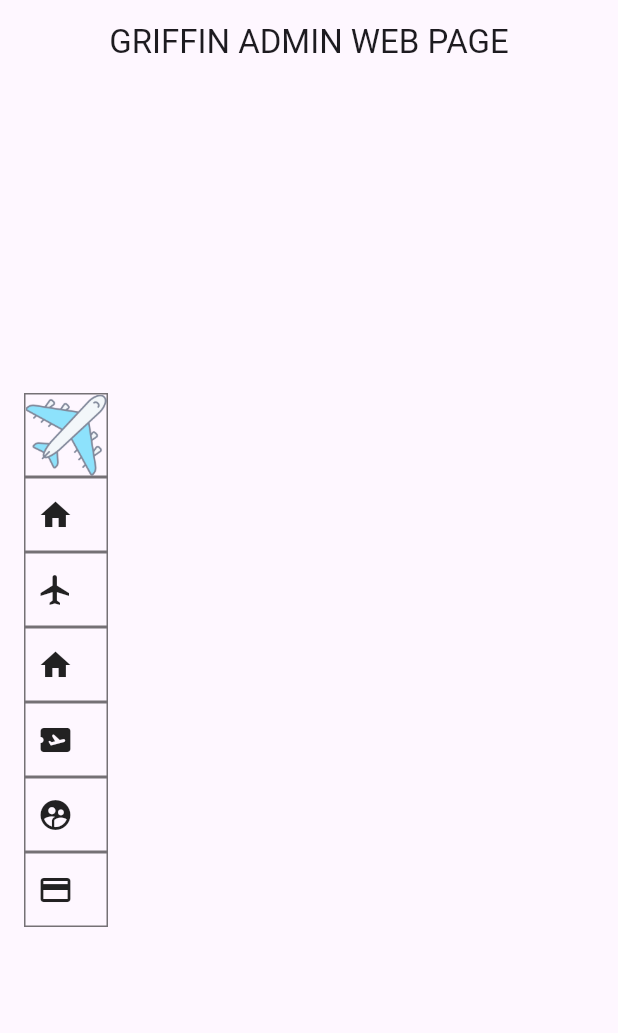
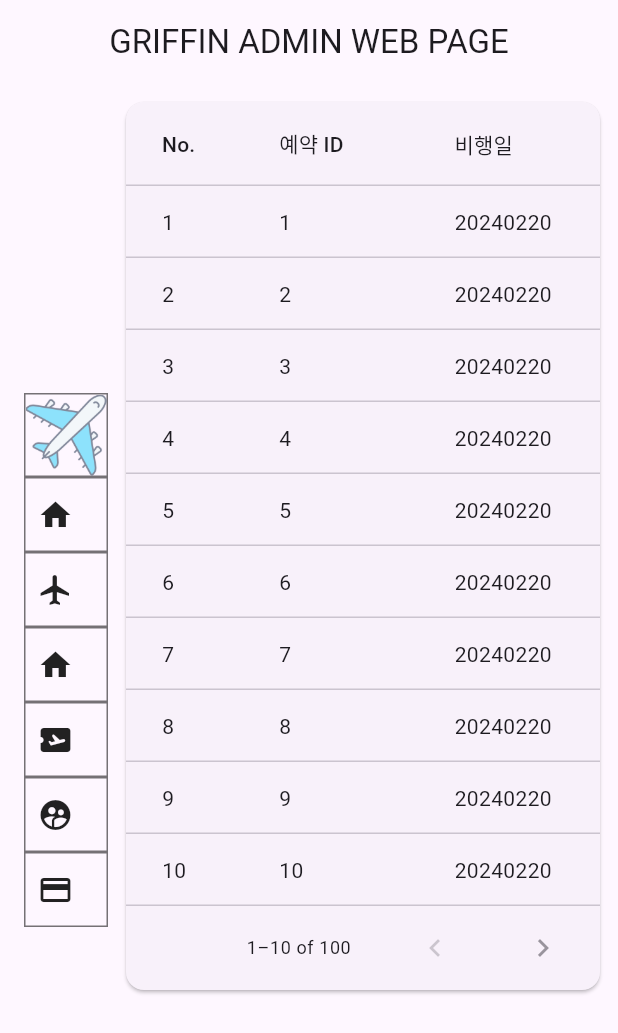
Before and after one commit to sc2bat/griffin_admin_web, a Flutter app: the BookScreen screen opened by its route, on a phone screen of 412 x 824 dp. Shown: the top 1033 px of the screen. Run offline on Flutter 3.47's test engine with Material 3 defaults, Android fonts, the phone set to English and light mode, and no system bars; our stand-ins replace easy_sidemenu, fl_chart, freezed_annotation, get_it, go_router; missing offline and left inert: simple_logger; generated files the repository leaves out were written again; network calls fail.

```diff
--- a/lib/data/model/airports_model.dart
+++ b/lib/data/model/airports_model.dart
@@ -1,8 +1,9 @@
+// ignore_for_file: invalid_annotation_target
+
+import 'package:flutter/foundation.dart';
 import 'package:freezed_annotation/freezed_annotation.dart';
-import 'package:flutter/foundation.dart';
 
 part 'airports_model.freezed.dart';
-
 part 'airports_model.g.dart';
 
 @freezed
--- a/lib/data/model/book/book_model.dart
+++ b/lib/data/model/book/book_model.dart
@@ -1,3 +1,5 @@
+// ignore_for_file: invalid_annotation_target
+
 import 'package:freezed_annotation/freezed_annotation.dart';
 
 part 'book_model.freezed.dart';
--- a/lib/ui/book/book_screen.dart
+++ b/lib/ui/book/book_screen.dart
@@ -1,7 +1,12 @@
+import 'dart:math';
+
+import 'package:admin_web_app/data/model/book/book_model.dart';
 import 'package:admin_web_app/ui/book/book_state.dart';
 import 'package:admin_web_app/ui/book/book_view_model.dart';
 import 'package:admin_web_app/ui/common/common_menu_list_widget.dart';
+import 'package:admin_web_app/utils/simple_logger.dart';
 import 'package:flutter/material.dart';
+import 'package:go_router/go_router.dart';
 import 'package:provider/provider.dart';
 
 class BookScreen extends StatefulWidget {
@@ -49,23 +54,51 @@ class _BookScreenState extends State<BookScreen> {
               ),
               Expanded(
                 child: Column(
-                  children: List.generate(bookState.bookList.length, (index) {
-                    return Container(
-                      child: Column(
-                        children: [
-                          Text('id ${bookState.bookList[index].bookId}'),
-                          Text('예약일시 ${bookState.bookList[index].createdAt}'),
-                          Text('비행일 ${bookState.bookList[index].flightDate}'),
-                          Text('비행편id ${bookState.bookList[index].flightId}'),
-                          Text('예약자명 ${bookState.bookList[index].userName}'),
-                          Text('예약상태 ${bookState.bookList[index].bookStatus}'),
-                          Text('결제상태 ${bookState.bookList[index].payStatus}'),
-                          Text('결제금액 ${bookState.bookList[index].payAmount}'),
-                          Text('좌석번호 ${bookState.bookList[index].classSeat}'),
-                        ],
+                  children: [
+                    PaginatedDataTable(
+                      columns: [
+                        const DataColumn(
+                          label: Text('No.'),
+                        ),
+                        DataColumn(
+                          label: const Text('예약 ID'),
+                          onSort: (columnIndex, ascending) {},
+                        ),
+                        const DataColumn(
+                          label: Text('비행일'),
+                        ),
+                        const DataColumn(
+                          label: Text('비행편 ID'),
+                        ),
+                        const DataColumn(
+                          label: Text('예약자 ID'),
+                        ),
+                        const DataColumn(
+                          label: Text('예약자 명'),
+                        ),
+                        const DataColumn(
+                          label: Text('예약상태'),
+                        ),
+                        const DataColumn(
+                          label: Text('결제상태'),
+                        ),
+                        const DataColumn(
+                          label: Text('보기'),
+                        ),
+                        const DataColumn(
+                          label: Text('수정'),
+                        ),
+                        const DataColumn(
+                          label: Text('삭제'),
+                        ),
+                      ],
+                      source: _BookData(
+                        context,
+                        // userState.userList,
+                        dumpBookList,
                       ),
-                    );
-                  }),
+                    ),
+                  ],
                 ),
               ),
             ],
@@ -75,3 +108,149 @@ class _BookScreenState extends State<BookScreen> {
     );
   }
 }
+
+List<BookModel> dumpBookList = List.generate(
+  100,
+  (index) => BookModel(
+    bookId: index + 1,
+    flightId: Random().nextInt(10000),
+    flightDate: '20240220',
+    userId: Random().nextInt(10),
+    userName: 'user$index',
+    classSeat: 'C$index',
+    bookStatus: Random().nextInt(3),
+    payStatus: Random().nextInt(3),
+    payAmount: Random().nextInt(1000000),
+    createdAt: '2024011${Random().nextInt(10)}',
+  ),
+);
+
+class _BookData extends DataTableSource {
+  final BuildContext context;
+  final List<BookModel> _bookList;
+  _BookData(
+    this.context,
+    this._bookList,
+  );
+
+  @override
+  DataRow getRow(int index) {
+    final item = _bookList[index];
+    return DataRow(cells: [
+      DataCell(
+        Text(
+          '${index + 1}',
+        ),
+      ),
+      DataCell(
+        SelectableText(
+          '${item.bookId}',
+          showCursor: true,
+          onTap: () {},
+        ),
+      ),
+      DataCell(
+        SelectableText(
+          item.flightDate,
+          showCursor: true,
+          onTap: () {},
+        ),
+      ),
+      DataCell(
+        SelectableText(
+          '${item.flightId}',
+          showCursor: true,
+          onTap: () {},
+        ),
+      ),
+      DataCell(
+        SelectableText(
+          '${item.userId}',
+          showCursor: true,
+          onTap: () {},
+        ),
+      ),
+      DataCell(
+        SelectableText(
+          item.userName,
+          showCursor: true,
+          onTap: () {},
+        ),
+      ),
+      DataCell(
+        Text(
+          item.bookStatus == 0
+              ? '예약 중'
+              : item.bookStatus == 1
+                  ? '예약완료'
+                  : item.bookStatus == 4
+                      ? '예약취소'
+                      : '오류',
+        ),
+      ),
+      DataCell(
+        Text(
+          item.payStatus == 0
+              ? '미결제'
+              : item.payStatus == 1
+                  ? '결제 중'
+                  : item.payStatus == 2
+                      ? '결제 완료'
+                      : '오류',
+        ),
+      ),
+      DataCell(
+        IconButton(
+          onPressed: () {
+            logger.info('press edit button ${item.bookId}');
+            context.push('/book/detail', extra: {'bookId': item.bookId});
+          },
+          icon: const Icon(
+            Icons.remove_red_eye_rounded,
+          ),
+          tooltip: 'detail',
+        ),
+      ),
+      DataCell(
+        IconButton(
+          onPressed: () {
+            logger.info('press edit button ${item.bookId}');
+          },
+          icon: const Icon(
+            Icons.edit,
+          ),
+          tooltip: 'update',
+        ),
+      ),
+      DataCell(
+        IconButton(
+          onPressed: () {
+            logger.info('press delete button ${item.bookId}');
+            showDialog(
+              context: context,
+              builder: (context) {
+                return AlertDialog(
+                  title: const Text('Delete Confirm'),
+                  content: Text('예약 ${item.bookId} 를 취소합니다.'),
+                );
+              },
+            );
+          },
+          icon: const Icon(
+            Icons.delete,
+          ),
+          tooltip: 'delete',
+        ),
+      ),
+    ]);
+  }
+
+  @override
+  bool get isRowCountApproximate => false;
+
+  @override
+  int get rowCount => _bookList.length;
+
+  @override
+  int get selectedRowCount => 0;
+}
--- a/lib/ui/common/common_menu_list_widget.dart
+++ b/lib/ui/common/common_menu_list_widget.dart
@@ -47,7 +47,7 @@ final List<Map<String, dynamic>> menuList = [
   },
   {
     'menuid': '5',
-    'name': 'usermanage',
+    'name': 'user',
     'icon': const Icon(Icons.supervised_user_circle),
   },
   {
--- a/lib/ui/router.dart
+++ b/lib/ui/router.dart
@@ -2,6 +2,8 @@ import 'package:admin_web_app/di/di_setup.dart';
 import 'package:admin_web_app/ui/airports/airports_screen.dart';
 import 'package:admin_web_app/ui/book/book_screen.dart';
 import 'package:admin_web_app/ui/book/book_view_model.dart';
+import 'package:admin_web_app/ui/book/detail/book_detail_screen.dart';
+import 'package:admin_web_app/ui/book/detail/book_detail_view_model.dart';
 import 'package:admin_web_app/ui/sample/my_home_page.dart';
 import 'package:admin_web_app/ui/splash/index_screen.dart';
 import 'package:admin_web_app/ui/user/user_screen.dart';
@@ -58,24 +60,30 @@ final router = GoRouter(
         GoRoute(
           name: 'book_detail',
           path: 'detail',
-          builder: (_, __) => const MyHomePage(
-            title: 'book_detail',
-          ),
+          builder: (_, state) {
+            final bookDetailMap = state.extra! as Map<String, dynamic>;
+            return ChangeNotifierProvider(
+              create: (_) => getIt<BookDetailViewModel>(),
+              child: BookDetailScreen(
+                bookId: bookDetailMap['bookId'],
+              ),
+            );
+          },
           routes: const [],
         ),
       ],
     ),
     GoRoute(
-      name: 'usermanage',
-      path: '/usermanage',
+      name: 'user',
+      path: '/user',
       builder: (_, __) => ChangeNotifierProvider(
         create: (_) => getIt<UserViewModel>(),
         child: const UserScreen(),
       ),
       routes: [
         GoRoute(
-          name: 'userDetail',
-          path: 'userDetail',
+          name: 'detail',
+          path: 'detail',
           builder: (_, __) => const MyHomePage(
             title: 'userDetail',
           ),
--- a/lib/ui/user/user_view_model.dart
+++ b/lib/ui/user/user_view_model.dart
@@ -8,7 +8,6 @@ class UserViewModel extends ChangeNotifier {
   UserViewModel({
     required UserRepository userRepository,
   }) : _userRepository = userRepository;
-  // final _userRepository = UserRepositoryImpl();
 
   UserState _state = UserState();
 
```
Also changed, not shown: lib/data/model/passport/passport_model.dart (added, +25 -0 lines), lib/data/repository/passport_repository_impl.dart (added, +28 -0 lines), lib/di/di_setup.dart (+18 -2 lines), lib/domain/repository/passport_repository.dart (added, +8 -0 lines), lib/ui/book/detail/book_detail_screen.dart (added, +65 -0 lines), lib/ui/book/detail/book_detail_state.dart (added, +12 -0 lines), lib/ui/book/detail/book_detail_view_model.dart (added, +32 -0 lines), lib/ui/common/enums.dart (added, +42 -0 lines), lib/ui/sample/sample_screen.dart (added, +35 -0 lines), lib/ui/user/user_screen.dart (+7 -1 lines).
